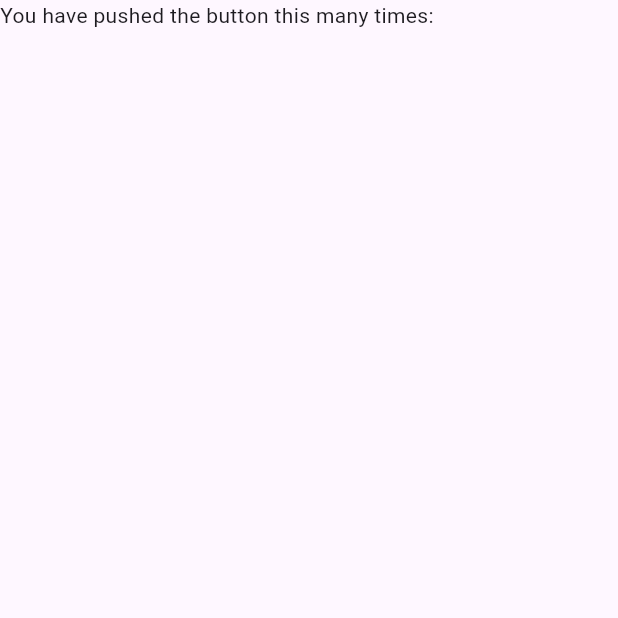
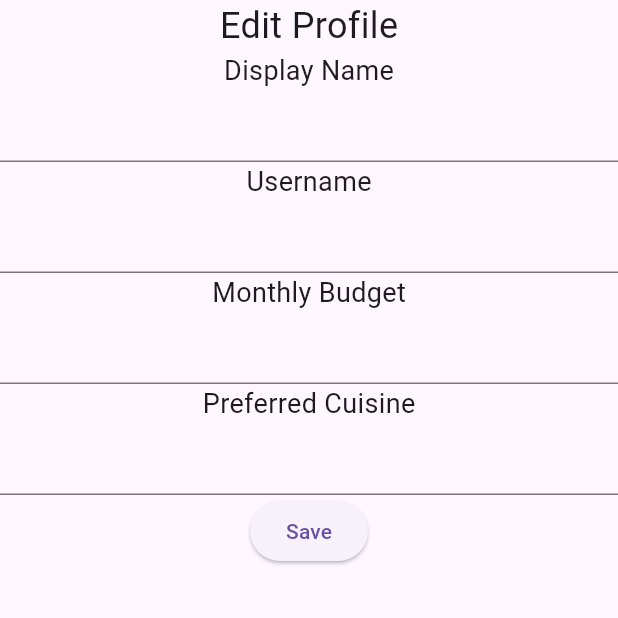
Before and after one commit to Akalexsis/mad-food-finder, a Flutter app: the EditProfile screen opened directly, on a phone screen of 412 x 824 dp, the top half of it. Run offline on Flutter 3.47's test engine with Material 3 defaults, Android fonts, the phone set to English and light mode, and no system bars; our stand-ins replace shared_preferences; accounts and stored records are empty.

Commit message:
update: add input fields to edit profile page

```diff
--- a/lib/main.dart
+++ b/lib/main.dart
@@ -1,5 +1,6 @@
 import 'package:flutter/material.dart';
 import './screens/Profile/profileScreen.dart';
+import './screens/Profile/editProfile.dart';
 
 void main() {
   runApp(const MyApp());
@@ -11,7 +12,7 @@ class MyApp extends StatelessWidget {
   @override
   Widget build(BuildContext context) {
     return MaterialApp(
-      home: ProfilePage(),
+      home: EditProfile(),
     );
   }
 }
--- a/lib/screens/Profile/editProfile.dart
+++ b/lib/screens/Profile/editProfile.dart
@@ -3,6 +3,7 @@
  * Purpose - Allow users to update their settings
  */
 import 'package:flutter/material.dart';
+import 'package:shared_preferences/shared_preferences.dart';
 
 class EditProfile extends StatefulWidget {
   const EditProfile({super.key});
@@ -13,6 +14,17 @@ class EditProfile extends StatefulWidget {
 
 class _EditProfileState extends State<EditProfile> {
   // make input box for each category
+  final TextEditingController _usernameController = TextEditingController();
+  final TextEditingController _budgetController = TextEditingController();
+  final TextEditingController _cuisineController = TextEditingController();
+  final TextEditingController _displayNameController = TextEditingController();
+
+  // load text fields with existing data
+
+  // save set values and re-route to profile screen
+  Future<void> savePrefs() async {
+
+  }
 
   @override
   Widget build(BuildContext context) {
@@ -20,7 +32,36 @@ class _EditProfileState extends State<EditProfile> {
       body: Column(
           mainAxisAlignment: .start,
           children: [
-            const Text('You have pushed the button this many times:'),
+            Text('Edit Profile', style: TextStyle( fontSize: 24 ), textAlign: .start),
+
+            // TO-DO ADD STYLING AND SET INITIAL VALUE TO BE THE CURRENT VALUE
+            Text('Display Name', style: TextStyle( fontSize: 18 ), textAlign: .start),
+            TextField(
+              controller: _displayNameController,
+            ),
+
+            // TO-DO ADD STYLING AND SET INITIAL VALUE TO BE THE CURRENT VALUE
+            Text('Username', style: TextStyle( fontSize: 18 ), textAlign: .start),
+            TextField(
+              controller: _usernameController,
+            ),
+
+            // TO-DO ADD STYLING AND SET INITIAL VALUE TO BE THE CURRENT VALUE
+            Text('Monthly Budget', style: TextStyle( fontSize: 18 ), textAlign: .start),
+            TextField(
+              controller: _budgetController,
+            ),
+
+            // TO-DO ADD STYLING AND SET INITIAL VALUE TO BE THE CURRENT VALUE
+            Text('Preferred Cuisine', style: TextStyle( fontSize: 18 ), textAlign: .start,),
+            TextField(
+              controller: _cuisineController,
+            ),
+
+            ElevatedButton(
+              onPressed: () { savePrefs(); },
+              child: Text('Save')
+            ),
           ],
         )
     );
--- a/pubspec.yaml
+++ b/pubspec.yaml
@@ -34,6 +34,7 @@ dependencies:
   # The following adds the Cupertino Icons font to your application.
   # Use with the CupertinoIcons class for iOS style icons.
   cupertino_icons: ^1.0.8
+  shared_preferences: ^2.5.4
 
 dev_dependencies:
   flutter_test:
```
Also changed, not shown: lib/screens/Profile/profileScreen.dart (+30 -5 lines), pubspec.lock, 1 other file.
